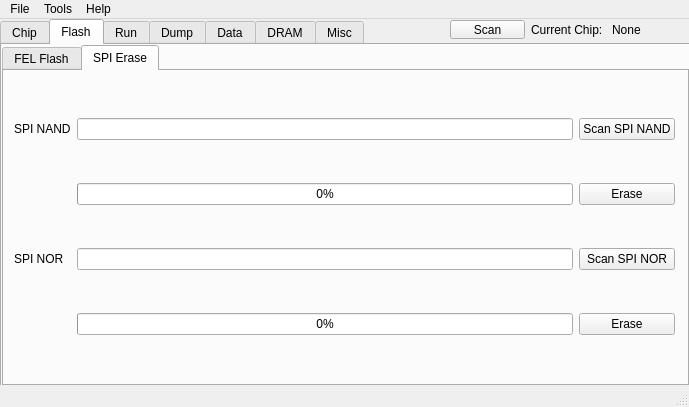
First picture: the form in src/mainwindow.ui, repository YuzukiTsuru/YFEL, before the edit.
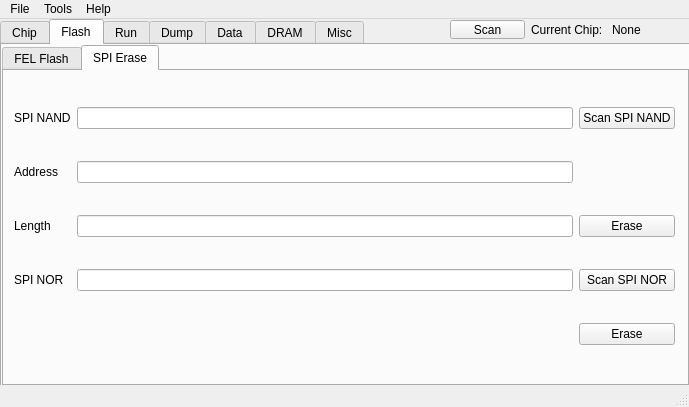
Second picture: the form after the edit. The open tabs and pages were chosen to show the change.

Commit message: update ui, using spi nand

Diff of the .ui file:
```diff
--- a/src/mainwindow.ui
+++ b/src/mainwindow.ui
@@ -513,65 +513,71 @@
          </rect>
         </property>
         <layout class="QGridLayout" name="gridLayout_4">
-         <item row="0" column="2">
-          <widget class="QPushButton" name="flash_spi_erase_spi_nand_scan_button">
+         <item row="6" column="3">
+          <widget class="QPushButton" name="flash_spi_erase_spi_nor_erase_button">
            <property name="text">
-            <string>Scan SPI NAND</string>
+            <string>Erase</string>
            </property>
           </widget>
          </item>
-         <item row="2" column="0">
-          <widget class="QLabel" name="flash_spi_erase_spi_nor_label">
+         <item row="5" column="2">
+          <widget class="QLineEdit" name="flash_spi_erase_spi_nor_lineEdit"/>
+         </item>
+         <item row="3" column="3">
+          <widget class="QPushButton" name="flash_spi_erase_spi_nand_erase_button">
            <property name="text">
-            <string>SPI NOR</string>
+            <string>Erase</string>
            </property>
           </widget>
          </item>
-         <item row="2" column="2">
+         <item row="2" column="1">
+          <widget class="QLabel" name="flash_spi_erase_spi_nand_address_label">
+           <property name="text">
+            <string>Address</string>
+           </property>
+          </widget>
+         </item>
+         <item row="3" column="2">
+          <widget class="QLineEdit" name="flash_spi_erase_spi_nand_length_lineEdit"/>
+         </item>
+         <item row="5" column="3">
           <widget class="QPushButton" name="flash_spi_erase_spi_nor_scan_button">
            <property name="text">
             <string>Scan SPI NOR</string>
            </property>
           </widget>
          </item>
+         <item row="3" column="1">
+          <widget class="QLabel" name="flash_spi_erase_spi_nand_length_label">
+           <property name="text">
+            <string>Length</string>
+           </property>
+          </widget>
+         </item>
+         <item row="2" column="2">
+          <widget class="QLineEdit" name="flash_spi_erase_spi_nand_addr_lineEdit"/>
+         </item>
          <item row="0" column="1">
-          <widget class="QLineEdit" name="flash_spi_erase_spi_nand_lineEdit"/>
-         </item>
-         <item row="2" column="1">
-          <widget class="QLineEdit" name="flash_spi_erase_spi_nor_lineEdit"/>
-         </item>
-         <item row="0" column="0">
           <widget class="QLabel" name="flash_spi_erase_spi_nand_label">
            <property name="text">
             <string>SPI NAND</string>
            </property>
           </widget>
          </item>
-         <item row="1" column="2">
-          <widget class="QPushButton" name="flash_spi_erase_spi_nand_erase_button">
+         <item row="5" column="1">
+          <widget class="QLabel" name="flash_spi_erase_spi_nor_label">
            <property name="text">
-            <string>Erase</string>
+            <string>SPI NOR</string>
            </property>
           </widget>
          </item>
-         <item row="3" column="2">
-          <widget class="QPushButton" name="flash_spi_erase_spi_nor_erase_button">
-           <property name="text">
-            <string>Erase</string>
-           </property>
-          </widget>
+         <item row="0" column="2">
+          <widget class="QLineEdit" name="flash_spi_erase_spi_nand_currect_nand_chip_lineEdit"/>
          </item>
-         <item row="1" column="1">
-          <widget class="QProgressBar" name="flash_spi_erase_spi_nand_progressBar">
-           <property name="value">
-            <number>0</number>
-           </property>
-          </widget>
-         </item>
-         <item row="3" column="1">
-          <widget class="QProgressBar" name="flash_spi_erase_spi_nor_progressBar">
-           <property name="value">
-            <number>0</number>
+         <item row="0" column="3">
+          <widget class="QPushButton" name="flash_spi_erase_spi_nand_scan_button">
+           <property name="text">
+            <string>Scan SPI NAND</string>
            </property>
           </widget>
          </item>
```
Left out of the diff: 2 changed lines with no effect on the pictures.
